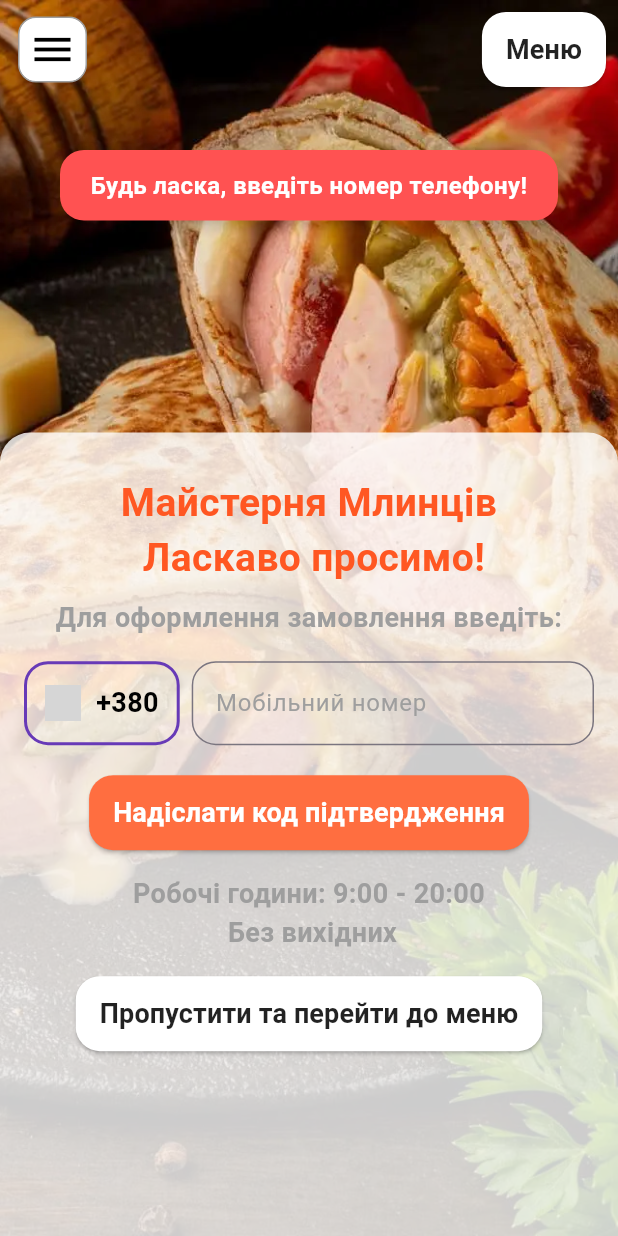
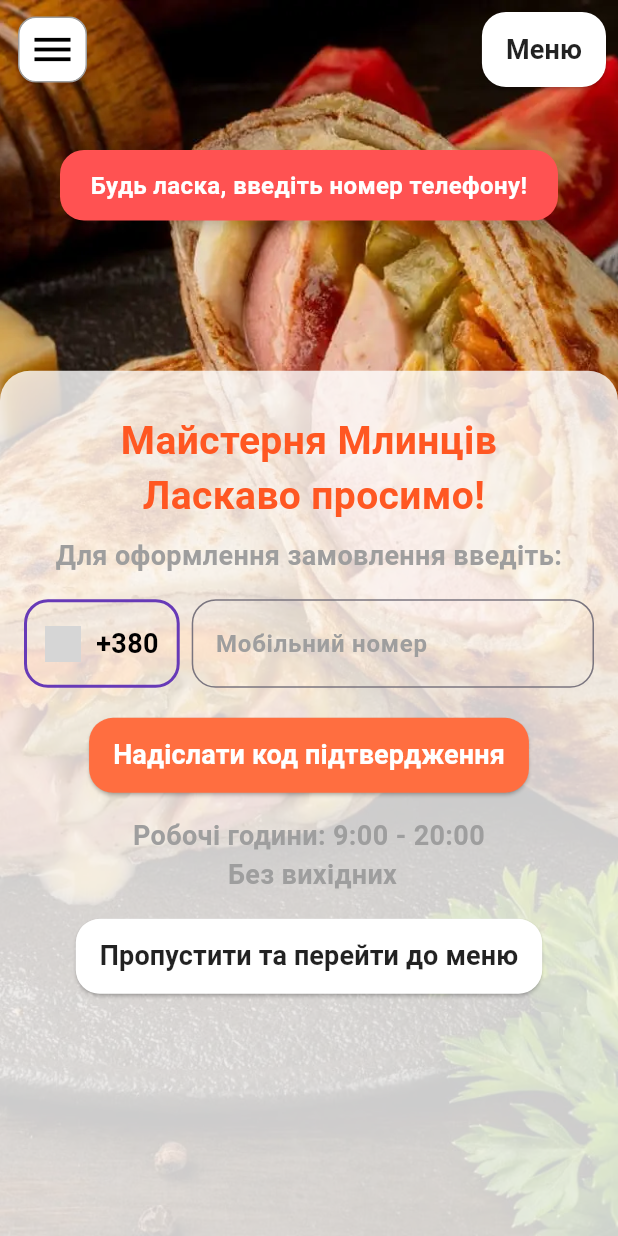
Before and after one commit to Spartakm67/flutter_final_project, a Flutter app: the screen it shows after launch, after a tap on "Надіслати код підтвердження", on a phone screen of 412 x 824 dp. Run offline on Flutter 3.47's test engine with Material 3 defaults, Android fonts, the phone set to English and light mode, and no system bars; our stand-ins replace cloud_firestore, firebase_auth, firebase_core, flutter_dotenv, flutter_mobx, google_fonts and 5 more; missing offline and left inert: firebase_app_check; accounts and stored records are empty; generated files the repository leaves out were written again; network calls fail; grey boxes are pictures that could not be loaded.

Commit message:
Some styles updated

```diff
--- a/lib/domain/store/auth_store/auth_store.dart
+++ b/lib/domain/store/auth_store/auth_store.dart
@@ -145,8 +145,6 @@ abstract class AuthStoreBase with Store {
         errorMessage = 'Невідома помилка: ${e.toString()}';
         showErrorMessage?.call(errorMessage!);
       }
-      // errorMessage = 'Failed to register: ${e.toString()}';
-      // showErrorMessage?.call(errorMessage!);
       clearErrorMessageAfterDelay();
     } finally {
       isLoading = false;
--- a/lib/domain/store/firebase_store/firebase_store.dart
+++ b/lib/domain/store/firebase_store/firebase_store.dart
@@ -22,12 +22,10 @@ abstract class FirebaseStoreBase with Store {
   Future<void> initialize() async {
     try {
       await DefaultFirebaseOptions.loadFirebaseConfig();
-      print("Firebase config loaded");
 
       await Firebase.initializeApp(
         options: DefaultFirebaseOptions.currentPlatform,
       );
-      print("Firebase initialized");
 
       final locale = Platform.localeName;
       FirebaseAuth.instance.setLanguageCode(locale.isNotEmpty ? locale : 'en');
@@ -49,7 +47,6 @@ abstract class FirebaseStoreBase with Store {
     } catch (e) {
       errorMessage = 'Failed to initialize Firebase: $e';
       isInitialized = false;
-      print('Initialization error: $e');
     }
   }
 }
--- a/lib/presentation/screens/categories_screen.dart
+++ b/lib/presentation/screens/categories_screen.dart
@@ -41,7 +41,6 @@ class CategoriesScreenState extends State<CategoriesScreen> {
     });
     WidgetsBinding.instance.addPostFrameCallback((_) {
       productStore = Provider.of<ProductStore>(context, listen: false);
-      print('CategoriesScreen initState...');
     });
   }
 
@@ -58,6 +57,7 @@ class CategoriesScreenState extends State<CategoriesScreen> {
     final homeStore = Provider.of<HomeScreenStore>(context, listen: false);
     return Scaffold(
       appBar: AppBar(
+        automaticallyImplyLeading: !authStore.isLoggedIn,
         title: Text(
           'Категорії',
           style: TextStyles.greetingsText,
--- a/lib/presentation/screens/home_screen.dart
+++ b/lib/presentation/screens/home_screen.dart
@@ -81,7 +81,7 @@ class HomeScreenState extends State<HomeScreen>
                 return Align(
                   alignment: _alignAnimation.value,
                   child: Container(
-                    height: MediaQuery.of(context).size.height * 0.65,
+                    height: MediaQuery.of(context).size.height * 0.7,
                     decoration: BoxDecoration(
                       color: const Color.fromRGBO(255, 255, 255, 0.8),
                       borderRadius: const BorderRadius.only(
@@ -148,6 +148,7 @@ class HomeScreenState extends State<HomeScreen>
                                       controller: phoneController,
                                       onChanged: authStore.setPhoneNumber,
                                       keyboardType: TextInputType.phone,
+                                      style: TextStyles.authText,
                                       // autofocus: true,
                                       decoration: InputDecoration(
                                         hintText: 'Мобільний номер',
--- a/lib/presentation/screens/product_detail_screen.dart
+++ b/lib/presentation/screens/product_detail_screen.dart
@@ -84,11 +84,12 @@ class ProductDetailScreen extends StatelessWidget {
                       shape: RoundedRectangleBorder(
                         borderRadius: BorderRadius.circular(16),
                       ),
-                      backgroundColor: Colors.black.withOpacity(0.5),
+                      backgroundColor: Colors.black.withAlpha((0.5 * 255).toInt()),
                     ),
                     child: Text(
                       'Додати до замовлення за ${(product.price / 100).toStringAsFixed(0)} грн',
                       style: const TextStyle(fontSize: 18, color: Colors.white,),
+                      textAlign: TextAlign.center,
                     ),
                   );
                 },
--- a/lib/presentation/screens/product_list_screen.dart
+++ b/lib/presentation/screens/product_list_screen.dart
@@ -183,7 +183,6 @@ class _ProductListScreenState extends State<ProductListScreen> {
                                 Text(
                                   product.productName,
                                   style: TextStyles.categoriesText,
-                                  // style: Theme.of(context).textTheme.headline2,
                                 ),
                                 const SizedBox(height: 4),
                                 RichText(
--- a/lib/presentation/styles/text_styles.dart
+++ b/lib/presentation/styles/text_styles.dart
@@ -132,11 +132,19 @@ class TextStyles {
     color: Colors.black87,
   );
 
-  static final TextStyle categoriesText = TextStyle(
+  // static final TextStyle categoriesText = TextStyle(
+  //   fontWeight: FontWeight.bold,
+  //   fontSize: screenWidth >= smallScreenWidth ? 22 : (22 * screenMultiplier),
+  //   color: Color(0xFF52545C),
+  // );
+
+  static final TextStyle categoriesText = GoogleFonts.roboto(
+    fontSize: screenWidth >= smallScreenWidth ? 22 : (22 * screenMultiplier),
     fontWeight: FontWeight.bold,
-    fontSize: screenWidth >= smallScreenWidth ? 22 : (22 * screenMultiplier),
-    color: Color(0xFF52545C),
+    color: const Color(0xFF52545C),
+    decoration: TextDecoration.none,
   );
+
 
   static final TextStyle buttonText = TextStyle(
     fontSize: screenWidth >= smallScreenWidth ? 18 : (18 * screenMultiplier),
@@ -192,202 +200,3 @@ class TextStyles {
     );
   }
 }
-
-
-
-
-
-
-// import 'package:flutter/material.dart';
-// import 'package:google_fonts/google_fonts.dart';
-// import 'package:flutter_screenutil/flutter_screenutil.dart';
-//
-// class TextStyles {
-//   static final appBarText = TextStyle(
-//     fontSize: 22.sp, // Адаптивний розмір
-//     fontWeight: FontWeight.bold,
-//     color: Colors.white,
-//   );
-//
-//   static final TextStyle numberText = TextStyle(
-//     fontSize: 22.sp,
-//     fontWeight: FontWeight.bold,
-//     color: Colors.blueGrey,
-//   );
-//
-//   static final greetingsText = GoogleFonts.roboto(
-//     fontSize: 26.sp,
-//     color: Colors.deepOrange,
-//     fontWeight: FontWeight.bold,
-//   );
-//
-//   static final authWelcomeText = TextStyle(
-//     fontSize: 18.sp,
-//     fontWeight: FontWeight.bold,
-//     color: Colors.grey,
-//   );
-//
-//   static final authText = TextStyle(
-//     fontSize: 20.sp,
-//     fontWeight: FontWeight.bold,
-//     color: Colors.black,
-//   );
-//
-//   static final hintText = TextStyle(
-//     color: Colors.grey,
-//     fontSize: 16.sp,
-//   );
-//
-//   static final cartText = TextStyle(
-//     color: Colors.blueGrey,
-//     fontSize: 16.sp,
-//     decoration: TextDecoration.none,
-//   );
-//
-//   static final TextStyle cartBottomText = GoogleFonts.openSans(
-//     color: Colors.blueGrey,
-//     fontSize: 20.sp,
-//     fontWeight: FontWeight.bold,
-//     decoration: TextDecoration.none,
-//   );
-//
-//   static final TextStyle cartBarText = GoogleFonts.openSans(
-//     color: Colors.white,
-//     fontSize: 20.sp,
-//     fontWeight: FontWeight.bold,
-//   );
-//
-//   static final TextStyle cartBarBtnText = GoogleFonts.openSans(
-//     color: Colors.white,
-//     fontSize: 20.sp,
-//     fontWeight: FontWeight.normal,
-//   );
-//
-//   static final TextStyle cartBarThinText = GoogleFonts.openSans(
-//     color: Colors.white,
-//     fontWeight: FontWeight.bold,
-//     fontSize: 18.sp,
-//   );
-//
-//   static final TextStyle oderAppBarText = TextStyle(
-//     fontSize: 22.sp,
-//     fontWeight: FontWeight.bold,
-//     color: Colors.grey,
-//     decoration: TextDecoration.none,
-//   );
-//
-//   static final spanKeyText = TextStyle(
-//     fontWeight: FontWeight.normal,
-//     fontSize: 16.sp,
-//     color: Colors.grey,
-//   );
-//
-//   static final TextStyle habitKeyText = GoogleFonts.roboto(
-//     fontSize: 18.sp,
-//     fontWeight: FontWeight.bold,
-//     color: Colors.blueGrey,
-//     decoration: TextDecoration.none,
-//   );
-//
-//   static final TextStyle alertKeyText = GoogleFonts.roboto(
-//     fontSize: 22.sp,
-//     fontWeight: FontWeight.bold,
-//     color: Colors.redAccent,
-//     decoration: TextDecoration.none,
-//   );
-//
-//   static final spanPostText = TextStyle(
-//     fontWeight: FontWeight.bold,
-//     fontSize: 12.sp,
-//     color: Colors.black,
-//     decoration: TextDecoration.none,
-//   );
-//
-//   static final TextStyle spanBodyText = TextStyle(
-//     fontWeight: FontWeight.normal,
-//     fontSize: 12.sp,
-//     color: Colors.blueGrey,
-//     decoration: TextDecoration.none,
-//   );
-//
-//   static final TextStyle spanTitleText = TextStyle(
-//     fontWeight: FontWeight.normal,
-//     fontSize: 16.sp,
-//     color: Colors.indigo,
-//   );
-//
-//   static final TextStyle spanEmailText = TextStyle(
-//     fontSize: 12.sp,
-//     color: Colors.blue,
-//     decoration: TextDecoration.underline,
-//   );
-//
-//   static final TextStyle homeButtonText = TextStyle(
-//     fontWeight: FontWeight.bold,
-//     fontSize: 18.sp,
-//     color: Colors.black87,
-//   );
-//
-//   static final TextStyle categoriesText = TextStyle(
-//     fontWeight: FontWeight.bold,
-//     fontSize: 22.sp,
-//     color: Color(0xFF52545C),
-//   );
-//
-//   static final TextStyle buttonText = TextStyle(
-//     fontSize: 18.sp,
-//     color: Colors.indigo,
-//     fontStyle: FontStyle.italic,
-//     fontWeight: FontWeight.bold,
-//     shadows: [
-//       Shadow(
-//         offset: Offset(3.0, 3.0),
-//         blurRadius: 5.0,
-//         color: Colors.black26,
-//       ),
-//     ],
-//   );
-//
-//   static final ButtonStyle textButtonStyle = TextButton.styleFrom(
-//     foregroundColor: Colors.indigo,
-//     backgroundColor: Colors.white70,
-//     padding: EdgeInsets.symmetric(horizontal: 8.w, vertical: 8.h),
-//     textStyle: TextStyles.buttonText,
-//     shape: RoundedRectangleBorder(
-//       borderRadius: BorderRadius.circular(12.r),
-//     ),
-//   );
-//
-//   static final TextStyle defaultText = TextStyle(
-//     fontSize: 20.sp,
-//     color: Colors.blueAccent,
-//     fontStyle: FontStyle.italic,
-//   );
-//
-//   static final TextStyle userText = TextStyle(
-//     fontSize: 14.sp,
-//     color: Colors.blueAccent,
-//     fontStyle: FontStyle.italic,
-//     fontWeight: FontWeight.bold,
-//   );
-//
-//   static Text styledText(String text, TextStyle style) {
-//     return Text(
-//       text,
-//       style: style,
-//       softWrap: true,
-//       overflow: TextOverflow.visible,
-//     );
-//   }
-//
-//   static TextStyle authIconStyle(Color color) {
-//     return TextStyle(
-//       fontSize: 28.sp,
-//       fontWeight: FontWeight.normal,
-//       color: color,
-//     );
-//   }
-// }
-//
-//
-//
```
Also changed, not shown: 5 other files.
